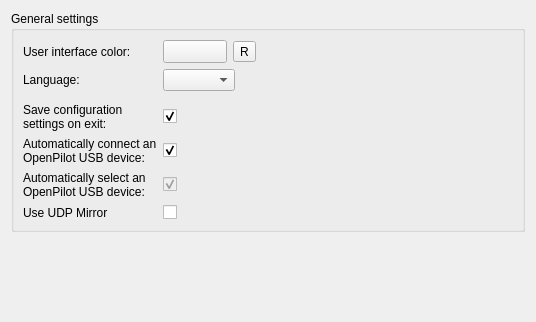
The window that ground/openpilotgcs/src/plugins/coreplugin/generalsettings.ui (openpilot/OpenPilot) describes before a commit, drawn with Qt 5.
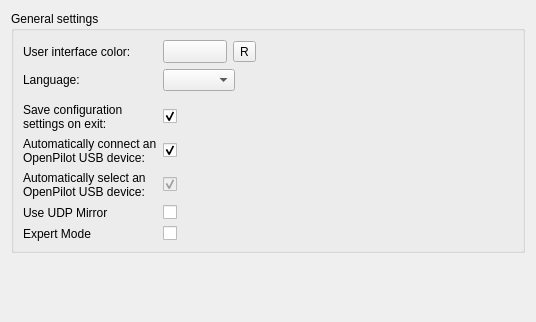
The same window after the commit. Icons and pictures are not drawn. Custom widgets are drawn as their Qt base class.

Commit message: GCS- Added Expert mode setting. To make it visible go to tools->options->general_settings and click one of the checkboxes to give focus to the form, then just press F7 and you will see hidden settings.

What changed in the file:
```diff
--- a/ground/openpilotgcs/src/plugins/coreplugin/generalsettings.ui
+++ b/ground/openpilotgcs/src/plugins/coreplugin/generalsettings.ui
@@ -192,6 +192,20 @@
         </property>
        </widget>
       </item>
+      <item row="13" column="0">
+       <widget class="QLabel" name="labelExpert">
+        <property name="text">
+         <string>Expert Mode</string>
+        </property>
+       </widget>
+      </item>
+      <item row="13" column="1">
+       <widget class="QCheckBox" name="cbExpertMode">
+        <property name="text">
+         <string/>
+        </property>
+       </widget>
+      </item>
      </layout>
     </widget>
    </item>
```
The commit also changes 3 other files.
